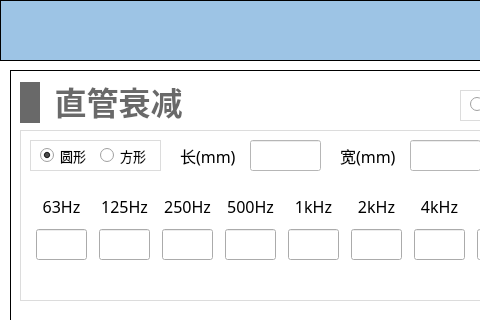
Qt form NoiseCalSoft/inputDialog/dialog_pipe.ui (haobana/NoiCal) before a commit; both pictures show x 0 to 480 and y 0 to 320 of the 671 by 621 pixel window.
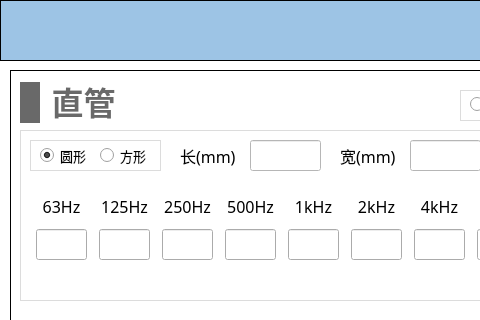
The same form after that commit. Icons and pictures are not drawn.

The edit to the form file:
```diff
--- a/NoiseCalSoft/inputDialog/dialog_pipe.ui
+++ b/NoiseCalSoft/inputDialog/dialog_pipe.ui
@@ -834,7 +834,7 @@
      <rect>
       <x>10</x>
       <y>10</y>
-      <width>171</width>
+      <width>101</width>
       <height>45</height>
      </rect>
     </property>
@@ -880,7 +880,7 @@
 }</string>
        </property>
        <property name="text">
-        <string>直管衰减</string>
+        <string>直管</string>
        </property>
        <property name="alignment">
         <set>Qt::AlignBottom|Qt::AlignHCenter</set>
```
